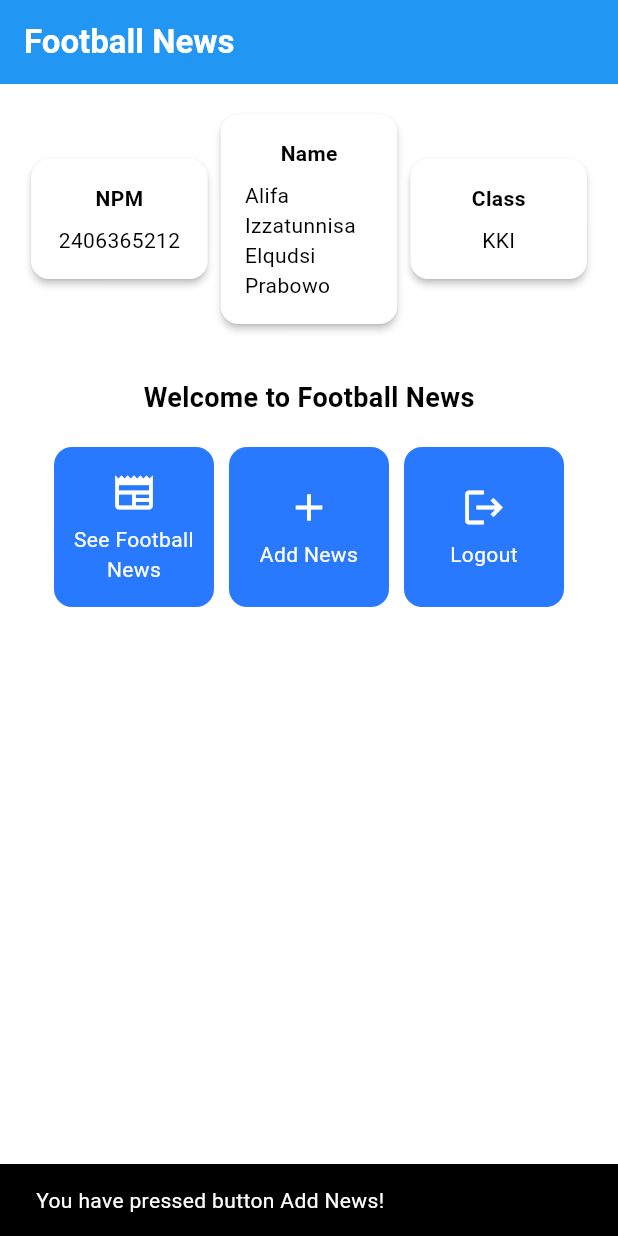
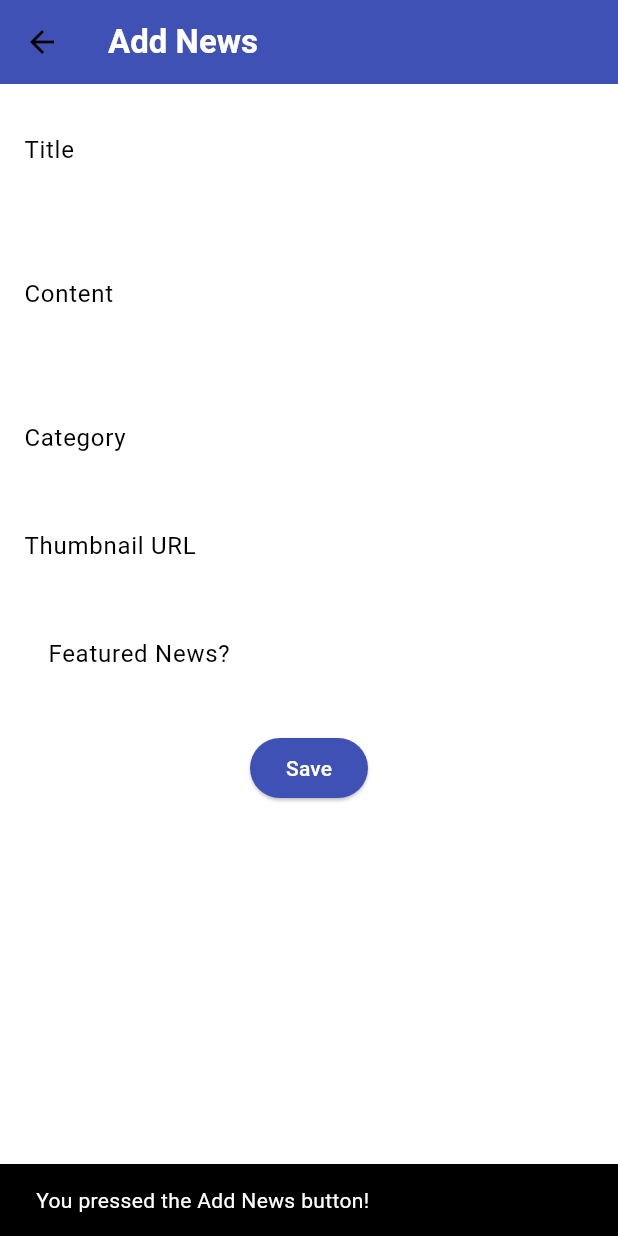
Before and after one commit to alifaieieiei/football-news-mobile, a Flutter app: the screen it shows after launch, after a tap on "Add News", on a phone screen of 412 x 824 dp. Run offline on Flutter 3.47's test engine with Material 3 defaults, Android fonts, the phone set to English and light mode, and no system bars.

Commit message:
Finished TUTORIAL 7

```diff
--- a/lib/menu.dart
+++ b/lib/menu.dart
@@ -1,20 +1,13 @@
 import 'package:flutter/material.dart';
+import 'package:football_news/widgets/left_drawer.dart';
+import 'package:football_news/newslist_form.dart'; // ✅ Import your form page
 
 class MyHomePage extends StatelessWidget {
   MyHomePage({super.key});
 
-  // This widget is the home page of your application. It is stateful, meaning
-  // that it has a State object (defined below) that contains fields that affect
-  // how it looks.
-
-  // This class is the configuration for the state. It holds the values (in this
-  // case the title) provided by the parent (in this case the App widget) and
-  // used by the build method of the State. Fields in a Widget subclass are
-  // always marked "final".
-
-  final String nama = "Alifa Izzatunnisa Elqudsi Prabowo"; // Name
-  final String npm = "2406365212"; // NPM
-  final String kelas = "KKI"; // Class
+  final String nama = "Alifa Izzatunnisa Elqudsi Prabowo";
+  final String npm = "2406365212";
+  final String kelas = "KKI";
 
   final List<ItemHomepage> items = [
     ItemHomepage("See Football News", Icons.newspaper),
@@ -24,11 +17,8 @@ class MyHomePage extends StatelessWidget {
 
   @override
   Widget build(BuildContext context) {
-    // Scaffold menyediakan struktur dasar halaman dengan AppBar dan body.
     return Scaffold(
-      // AppBar adalah bagian atas halaman yang menampilkan judul.
       appBar: AppBar(
-        // Judul aplikasi "Football News" dengan teks putih dan tebal.
         title: const Text(
           'Football News',
           style: TextStyle(
@@ -36,17 +26,14 @@ class MyHomePage extends StatelessWidget {
             fontWeight: FontWeight.bold,
           ),
         ),
-        // Warna latar belakang AppBar diambil dari skema warna tema aplikasi.
         backgroundColor: Theme.of(context).colorScheme.primary,
       ),
-      // Body halaman dengan padding di sekelilingnya.
+      drawer: const LeftDrawer(), // ✅ Added the drawer here
       body: Padding(
         padding: const EdgeInsets.all(16.0),
-        // Menyusun widget secara vertikal dalam sebuah kolom.
         child: Column(
           crossAxisAlignment: CrossAxisAlignment.center,
           children: [
-            // Row untuk menampilkan 3 InfoCard secara horizontal.
             Row(
               mainAxisAlignment: MainAxisAlignment.spaceEvenly,
               children: [
@@ -55,17 +42,10 @@ class MyHomePage extends StatelessWidget {
                 InfoCard(title: 'Class', content: kelas),
               ],
             ),
-
-            // Memberikan jarak vertikal 16 unit.
             const SizedBox(height: 16.0),
-
-            // Menempatkan widget berikutnya di tengah halaman.
             Center(
               child: Column(
-                // Menyusun teks dan grid item secara vertikal.
-
                 children: [
-                  // Menampilkan teks sambutan dengan gaya tebal dan ukuran 18.
                   const Padding(
                     padding: EdgeInsets.only(top: 16.0),
                     child: Text(
@@ -76,18 +56,13 @@ class MyHomePage extends StatelessWidget {
                       ),
                     ),
                   ),
-
-                  // Grid untuk menampilkan ItemCard dalam bentuk grid 3 kolom.
                   GridView.count(
                     primary: true,
                     padding: const EdgeInsets.all(20),
                     crossAxisSpacing: 10,
                     mainAxisSpacing: 10,
                     crossAxisCount: 3,
-                    // Agar grid menyesuaikan tinggi kontennya.
                     shrinkWrap: true,
-
-                    // Menampilkan ItemCard untuk setiap item dalam list items.
                     children: items.map((ItemHomepage item) {
                       return ItemCard(item);
                     }).toList(),
@@ -103,23 +78,18 @@ class MyHomePage extends StatelessWidget {
 }
 
 class InfoCard extends StatelessWidget {
-  // Kartu informasi yang menampilkan title dan content.
-
-  final String title;  // Judul kartu.
-  final String content;  // Isi kartu.
+  final String title;
+  final String content;
 
   const InfoCard({super.key, required this.title, required this.content});
 
   @override
   Widget build(BuildContext context) {
     return Card(
-      // Membuat kotak kartu dengan bayangan dibawahnya.
       elevation: 2.0,
       child: Container(
-        // Mengatur ukuran dan jarak di dalam kartu.
-        width: MediaQuery.of(context).size.width / 3.5, // menyesuaikan dengan lebar device yang digunakan.
+        width: MediaQuery.of(context).size.width / 3.5,
         padding: const EdgeInsets.all(16.0),
-        // Menyusun title dan content secara vertikal.
         child: Column(
           children: [
             Text(
@@ -143,8 +113,6 @@ class ItemHomepage {
 }
 
 class ItemCard extends StatelessWidget {
-  // Menampilkan kartu dengan ikon dan nama.
-
   final ItemHomepage item;
 
   const ItemCard(this.item, {super.key});
@@ -152,27 +120,31 @@ class ItemCard extends StatelessWidget {
   @override
   Widget build(BuildContext context) {
     return Material(
-      // Menentukan warna latar belakang dari tema aplikasi.
       color: Theme.of(context).colorScheme.secondary,
-      // Membuat sudut kartu melengkung.
       borderRadius: BorderRadius.circular(12),
-
       child: InkWell(
-        // Aksi ketika kartu ditekan.
         onTap: () {
-          // Menampilkan pesan SnackBar saat kartu ditekan.
           ScaffoldMessenger.of(context)
             ..hideCurrentSnackBar()
             ..showSnackBar(
-                SnackBar(content: Text("You have pressed button ${item.name}!"))
+              SnackBar(content: Text("You pressed the ${item.name} button!")),
             );
+
+          if (item.name == "Add News") {
+            Navigator.push(
+              context,
+              MaterialPageRoute(builder: (context) => const NewsFormPage()),
+            );
+          } else if (item.name == "See Football News") {
+            // For now, no page yet — you can add later
+          } else if (item.name == "Logout") {
+            // You can add logout logic here later
+          }
         },
-        // Container untuk menyimpan Icon dan Text
         child: Container(
           padding: const EdgeInsets.all(8),
           child: Center(
             child: Column(
-              // Menyusun ikon dan teks di tengah kartu.
               mainAxisAlignment: MainAxisAlignment.center,
               children: [
                 Icon(
@@ -193,5 +165,4 @@ class ItemCard extends StatelessWidget {
       ),
     );
   }
-
 }
--- /dev/null
+++ b/lib/newslist_form.dart
@@ -0,0 +1,123 @@
+import 'package:flutter/material.dart';
+
+class NewsFormPage extends StatefulWidget {
+  const NewsFormPage({super.key});
+
+  @override
+  State<NewsFormPage> createState() => _NewsFormPageState();
+}
+
+class _NewsFormPageState extends State<NewsFormPage> {
+  final _formKey = GlobalKey<FormState>();
+
+  // Form field variables
+  String _title = '';
+  String _content = '';
+  String _category = '';
+  String _thumbnail = '';
+  bool _isFeatured = false;
+
+  @override
+  Widget build(BuildContext context) {
+    return Scaffold(
+      appBar: AppBar(
+        title: const Text(
+          'Add News',
+          style: TextStyle(color: Colors.white, fontWeight: FontWeight.bold),
+        ),
+        backgroundColor: Colors.indigo,
+      ),
+      body: Form(
+        key: _formKey,
+        child: SingleChildScrollView(
+          padding: const EdgeInsets.all(16.0),
+          child: Column(
+            children: [
+              TextFormField(
+                decoration: const InputDecoration(labelText: 'Title'),
+                onChanged: (value) => setState(() => _title = value),
+                validator: (value) =>
+                value == null || value.isEmpty ? 'Title cannot be empty!' : null,
+              ),
+              const SizedBox(height: 16),
+              TextFormField(
+                decoration: const InputDecoration(labelText: 'Content'),
+                onChanged: (value) => setState(() => _content = value),
+                validator: (value) =>
+                value == null || value.isEmpty ? 'Content cannot be empty!' : null,
+                maxLines: 3,
+              ),
+              const SizedBox(height: 16),
+              TextFormField(
+                decoration: const InputDecoration(labelText: 'Category'),
+                onChanged: (value) => setState(() => _category = value),
+              ),
+              const SizedBox(height: 16),
+              TextFormField(
+                decoration: const InputDecoration(labelText: 'Thumbnail URL'),
+                onChanged: (value) => setState(() => _thumbnail = value),
+              ),
+              const SizedBox(height: 16),
+              SwitchListTile(
+                title: const Text('Featured News?'),
+                value: _isFeatured,
+                onChanged: (value) => setState(() => _isFeatured = value),
+              ),
+              const SizedBox(height: 24),
+              ElevatedButton(
+                style: ButtonStyle(
+                  backgroundColor:
+                  WidgetStateProperty.all(Colors.indigo),
+                ),
+                onPressed: () {
+                  if (_formKey.currentState!.validate()) {
+                    showDialog(
+                      context: context,
+                      builder: (context) {
+                        return AlertDialog(
+                          title: const Text('News Saved!'),
+                          content: SingleChildScrollView(
+                            child: Column(
+                              crossAxisAlignment: CrossAxisAlignment.start,
+                              children: [
+                                Text('Title: $_title'),
+                                Text('Content: $_content'),
+                                Text('Category: $_category'),
+                                Text('Thumbnail: $_thumbnail'),
+                                Text('Featured: ${_isFeatured ? "Yes" : "No"}'),
+                              ],
+                            ),
+                          ),
+                          actions: [
+                            TextButton(
+                              child: const Text('OK'),
+                              onPressed: () {
+                                Navigator.pop(context);
+                              },
+                            ),
+                          ],
+                        );
+                      },
+                    );
+                    _formKey.currentState!.reset();
+                    setState(() {
+                      _title = '';
+                      _content = '';
+                      _category = '';
+                      _thumbnail = '';
+                      _isFeatured = false;
+                    });
+                  }
+                },
+                child: const Text(
+                  "Save",
+                  style: TextStyle(color: Colors.white),
+                ),
+              ),
+            ],
+          ),
+        ),
+      ),
+    );
+  }
+}
--- /dev/null
+++ b/lib/widgets/left_drawer.dart
@@ -0,0 +1,78 @@
+import 'package:flutter/material.dart';
+import 'package:football_news/menu.dart';
+import 'package:football_news/newslist_form.dart';
+
+class LeftDrawer extends StatelessWidget {
+  const LeftDrawer({super.key});
+
+  @override
+  Widget build(BuildContext context) {
+    return Drawer(
+      child: ListView(
+        children: [
+          // Drawer header section
+          const DrawerHeader(
+            decoration: BoxDecoration(
+              color: Colors.blue,
+            ),
+            child: Column(
+              children: [
+                Text(
+                  'Football News',
+                  textAlign: TextAlign.center,
+                  style: TextStyle(
+                    fontSize: 30,
+                    fontWeight: FontWeight.bold,
+                    color: Colors.white,
+                  ),
+                ),
+                Padding(padding: EdgeInsets.all(10)),
+                Text(
+                  "All the latest football updates here!",
+                  textAlign: TextAlign.center,
+                  style: TextStyle(
+                    fontSize: 15,
+                    fontWeight: FontWeight.normal,
+                    color: Colors.white,
+                  ),
+                ),
+              ],
+            ),
+          ),
+
+          // Routing section
+          ListTile(
+            leading: const Icon(Icons.home_outlined),
+            title: const Text('Home'),
+            onTap: () {
+              Navigator.pushReplacement(
+                context,
+                MaterialPageRoute(builder: (context) => MyHomePage()),
+              );
+            },
+          ),
+          ListTile(
+            leading: const Icon(Icons.post_add),
+            title: const Text('Add News'),
+            onTap: () {
+              Navigator.pushReplacement(
+                context,
+                MaterialPageRoute(builder: (context) => const NewsFormPage()),
+              );
+            },
+          ),
+          ListTile(
+            leading: const Icon(Icons.list_alt),
+            title: const Text('News List'),
+            onTap: () {
+              /*
+              TODO: Add routing to NewsListPage here
+              once the page is created.
+              */
+            },
+          ),
+        ],
+      ),
+    );
+  }
+}
```
